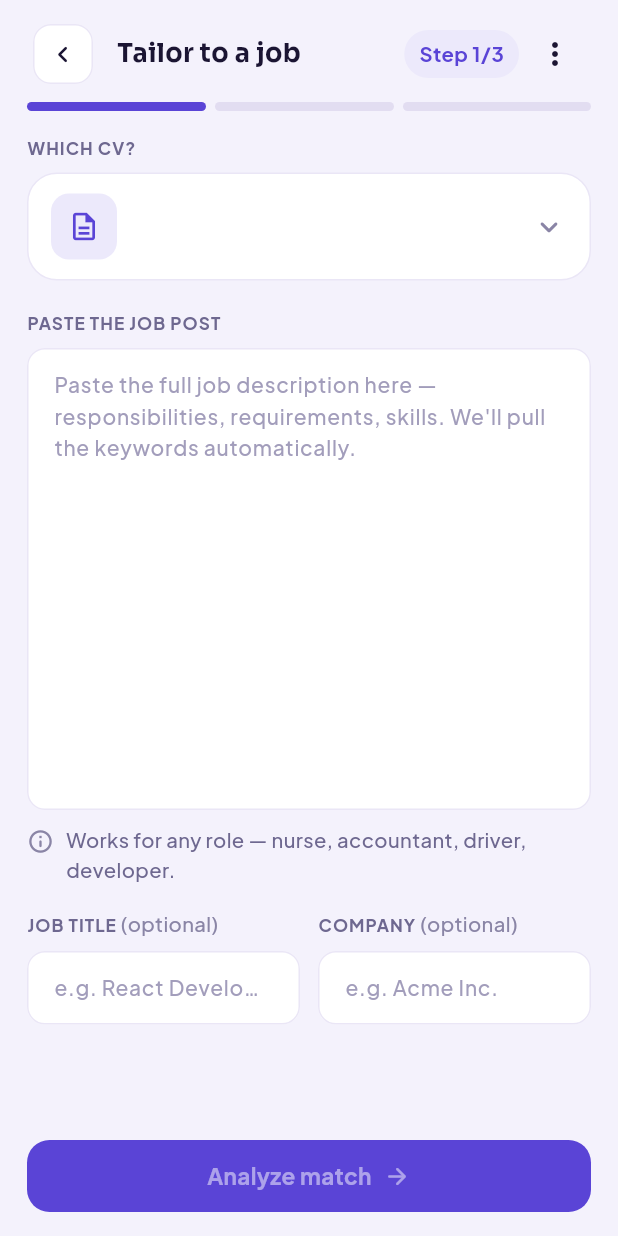
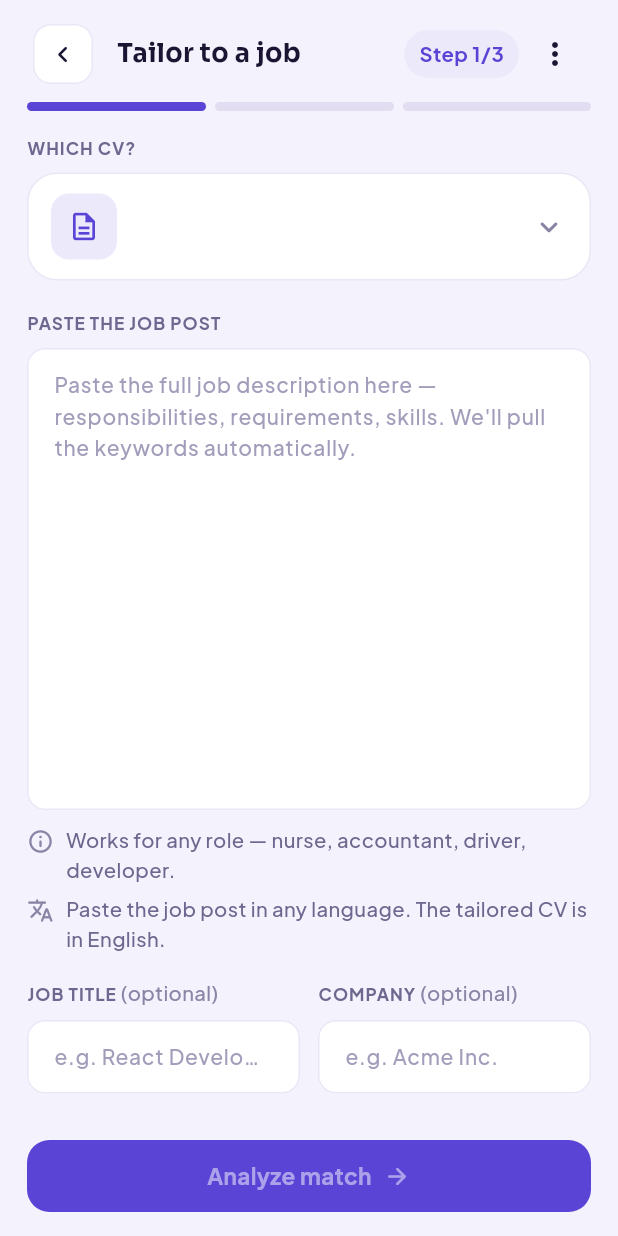
Before and after one commit to khokanuzzaman/CvMate-Bd, a Flutter app: the TailorPastePage screen opened directly with empty values, on a phone screen of 412 x 824 dp. Run offline on Flutter 3.47's test engine with Material 3 defaults, Android fonts, the phone set to English and light mode, and no system bars; our stand-ins replace cloud_firestore, dio, firebase_analytics, firebase_auth, firebase_core, flutter_dotenv and 9 more; missing offline and left inert: purchases_flutter; accounts and stored records are empty.

Commit message:
feat(tailoring): say the tailored CV is in English
Tailoring always answers in English (the CV goes to employers). The
paste page now says a job post in any language works and the result is
English, and the result page shows "Tailored CV is in English". Test: a
Bangla job post is sent unchanged, tailoring asks for English, and the
note shows.

Co-Authored-By: Claude Opus 5.5 <noreply@anthropic.com>

```diff
--- a/lib/app/constants/app_strings.dart
+++ b/lib/app/constants/app_strings.dart
@@ -451,6 +451,8 @@ abstract final class AppStrings {
       "skills. We'll pull the keywords automatically.";
   static const String tailorWorksForAnyRole =
       'Works for any role — nurse, accountant, driver, developer.';
+  static const String tailorAnyLanguage =
+      'Paste the job post in any language. The tailored CV is in English.';
   static const String tailorJobTitleLabel = 'Job title';
   static const String tailorJobTitleHint = 'e.g. React Developer';
   static const String tailorCompanyLabel = 'Company';
@@ -484,6 +486,7 @@ abstract final class AppStrings {
   static const String tailorTailoring = 'Tailoring your CV...';
 
   // Tailor 3 — result
+  static const String tailorEnglishOutputNote = 'Tailored CV is in English';
   static const String tailorResultTitle = 'Your tailored CV';
   static String tailorMatchBadge(int percent) => 'Match $percent%';
   static const String tailorSummaryLabel = 'Professional summary';
--- a/lib/features/tailoring/presentation/widgets/tailor_paste_page.dart
+++ b/lib/features/tailoring/presentation/widgets/tailor_paste_page.dart
@@ -110,27 +110,14 @@ class _TailorPastePageState extends ConsumerState<TailorPastePage> {
               onChanged: (value) => notifier.updateJobPost(jobPostText: value),
             ),
             const SizedBox(height: AppSpacing.s10),
-            Row(
-              crossAxisAlignment: CrossAxisAlignment.start,
-              children: [
-                const Padding(
-                  padding: EdgeInsets.only(top: 2),
-                  child: Icon(
-                    Icons.info_outline_rounded,
-                    size: 18,
-                    color: AppColors.muted2,
-                  ),
-                ),
-                const SizedBox(width: AppSpacing.s8),
-                Expanded(
-                  child: Text(
-                    AppStrings.tailorWorksForAnyRole,
-                    style: AppTextStyles.bodySm.copyWith(
-                      color: AppColors.muted,
-                    ),
-                  ),
-                ),
-              ],
+            const _InfoLine(
+              icon: Icons.info_outline_rounded,
+              text: AppStrings.tailorWorksForAnyRole,
+            ),
+            const SizedBox(height: AppSpacing.s6),
+            const _InfoLine(
+              icon: Icons.translate_rounded,
+              text: AppStrings.tailorAnyLanguage,
             ),
             const SizedBox(height: AppSpacing.s16),
             Row(
@@ -224,3 +211,30 @@ class _OptionalField extends StatelessWidget {
     );
   }
 }
+
+class _InfoLine extends StatelessWidget {
+  const _InfoLine({required this.icon, required this.text});
+
+  final IconData icon;
+  final String text;
+
+  @override
+  Widget build(BuildContext context) {
+    return Row(
+      crossAxisAlignment: CrossAxisAlignment.start,
+      children: [
+        Padding(
+          padding: const EdgeInsets.only(top: 2),
+          child: Icon(icon, size: 18, color: AppColors.muted2),
+        ),
+        const SizedBox(width: AppSpacing.s8),
+        Expanded(
+          child: Text(
+            text,
+            style: AppTextStyles.bodySm.copyWith(color: AppColors.muted),
+          ),
+        ),
+      ],
+    );
+  }
+}
```
Also changed, not shown: lib/features/tailoring/presentation/widgets/tailor_result_page.dart (+24 -0 lines), 2 other files.
